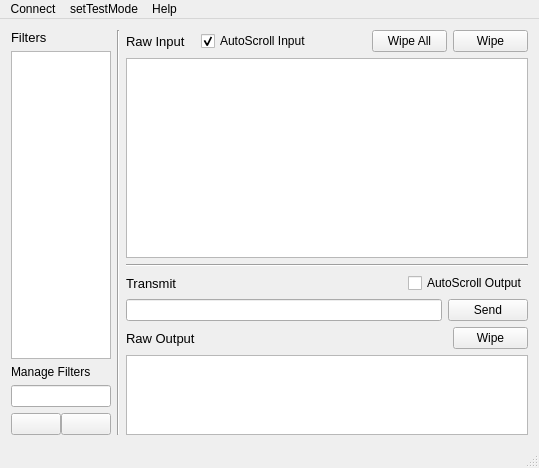
Jeroen6/MultiTerminal, file terminal/mainwindow.ui: the form before one commit.
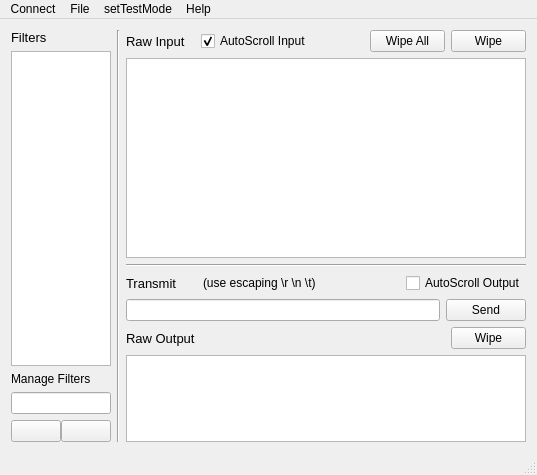
The form after the commit. Icons and pictures are not drawn.

What changed in the file:
```diff
--- a/terminal/mainwindow.ui
+++ b/terminal/mainwindow.ui
@@ -9,8 +9,8 @@
    <rect>
     <x>0</x>
     <y>0</y>
-    <width>539</width>
-    <height>468</height>
+    <width>537</width>
+    <height>475</height>
    </rect>
   </property>
   <property name="minimumSize">
@@ -34,7 +34,7 @@
        <enum>QLayout::SetFixedSize</enum>
       </property>
       <item>
-       <widget class="QLabel" name="label_4">
+       <widget class="QLabel" name="labelFilterTitle">
         <property name="font">
          <font>
           <pointsize>10</pointsize>
@@ -270,6 +270,35 @@
           </property>
          </widget>
         </item>
+        <item>
+         <spacer name="horizontalSpacer_4">
+          <property name="orientation">
+           <enum>Qt::Horizontal</enum>
+          </property>
+          <property name="sizeType">
+           <enum>QSizePolicy::Fixed</enum>
+          </property>
+          <property name="sizeHint" stdset="0">
+           <size>
+            <width>20</width>
+            <height>20</height>
+           </size>
+          </property>
+         </spacer>
+        </item>
+        <item>
+         <widget class="QLabel" name="label_4">
+          <property name="text">
+           <string>(use escaping \r \n \t)</string>
+          </property>
+          <property name="scaledContents">
+           <bool>false</bool>
+          </property>
+          <property name="wordWrap">
+           <bool>false</bool>
+          </property>
+         </widget>
+        </item>
         <item>
          <spacer name="horizontalSpacer">
           <property name="orientation">
@@ -354,7 +383,7 @@
     <rect>
      <x>0</x>
      <y>0</y>
-     <width>539</width>
+     <width>537</width>
      <height>21</height>
     </rect>
    </property>
@@ -390,7 +419,15 @@
     </property>
     <addaction name="actionAbout"/>
    </widget>
+   <widget class="QMenu" name="menuFile">
+    <property name="title">
+     <string>File</string>
+    </property>
+    <addaction name="actionSave"/>
+    <addaction name="actionSave_output"/>
+   </widget>
    <addaction name="menuConnect"/>
+   <addaction name="menuFile"/>
    <addaction name="menuSetTestMode"/>
    <addaction name="menuHelp"/>
   </widget>
```
Left out of the diff: 10 changed lines with no effect on the pictures.
